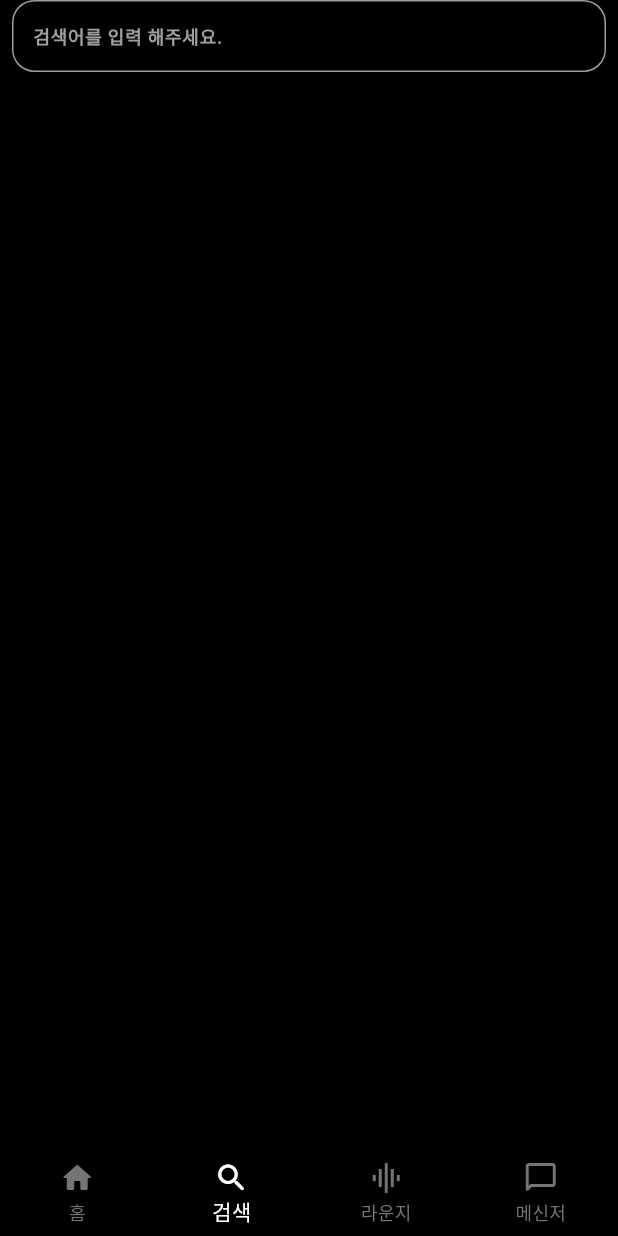
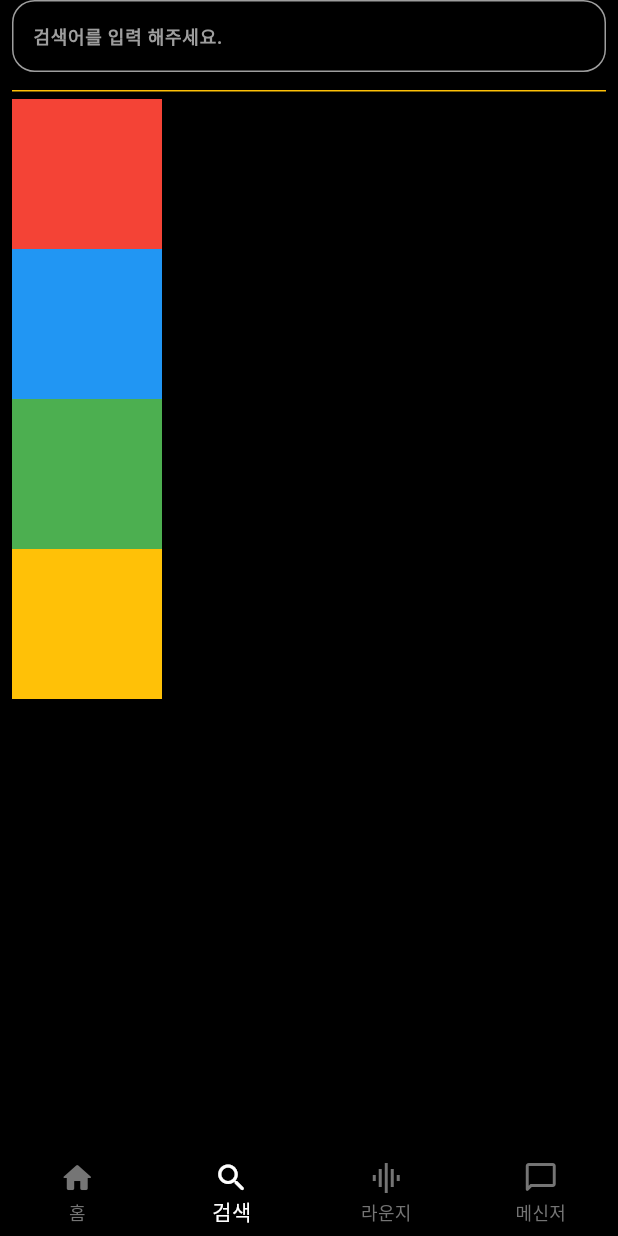
Before and after one commit to Astrum93/Flutter_Music_Is_Life, a Flutter app: the HomeFragment screen opened directly, item 2 of the bottom bar chosen, on a phone screen of 412 x 824 dp. Run offline on Flutter 3.47's test engine with Material 3 defaults, Android fonts, the phone set to English and light mode, and no system bars; our stand-ins replace cloud_firestore, dotted_border, firebase_auth, firebase_core, firebase_messaging, firebase_storage and 3 more; missing offline and left inert: beautiful_soup_dart; accounts and stored records are empty; generated files the repository leaves out were written again; network calls fail.

Commit message:
240312 Width, Height 문제 해결

```diff
--- a/lib/common/widget/width_height_widget.dart
+++ b/lib/common/widget/width_height_widget.dart
@@ -7,9 +7,7 @@ class Width extends StatelessWidget {
 
   @override
   Widget build(BuildContext context) {
-    return SizedBox(
-      width: width,
-    );
+    return SizedBox(width: width);
   }
 }
 
@@ -20,9 +18,7 @@ class Height extends StatelessWidget {
 
   @override
   Widget build(BuildContext context) {
-    return SizedBox(
-      width: height,
-    );
+    return SizedBox(height: height);
   }
 }
 
--- a/lib/main/tab/search/search_screen.dart
+++ b/lib/main/tab/search/search_screen.dart
@@ -1,4 +1,7 @@
+import 'package:MusicIsLife/common/widget/line.dart';
 import 'package:flutter/material.dart';
+
+import '../../../common/widget/width_height_widget.dart';
 
 class SearchScreen extends StatefulWidget {
   const SearchScreen({super.key});
@@ -14,10 +17,11 @@ class _SearchScreenState extends State<SearchScreen> {
       child: Padding(
         padding: const EdgeInsets.symmetric(horizontal: 8),
         child: Column(
+          crossAxisAlignment: CrossAxisAlignment.start,
           children: [
             SizedBox(
               width: MediaQuery.of(context).size.width,
-              height: 100,
+              height: 60,
               child: TextFormField(
                 cursorColor: Colors.grey,
                 keyboardType: TextInputType.text,
@@ -47,6 +51,28 @@ class _SearchScreenState extends State<SearchScreen> {
                 ),
               ),
             ),
+            const Line(color: Colors.amber),
+            height5,
+            Container(
+              width: 100,
+              height: 100,
+              color: Colors.red,
+            ),
+            Container(
+              width: 100,
+              height: 100,
+              color: Colors.blue,
+            ),
+            Container(
+              width: 100,
+              height: 100,
+              color: Colors.green,
+            ),
+            Container(
+              width: 100,
+              height: 100,
+              color: Colors.amber,
+            ),
           ],
         ),
       ),
```
